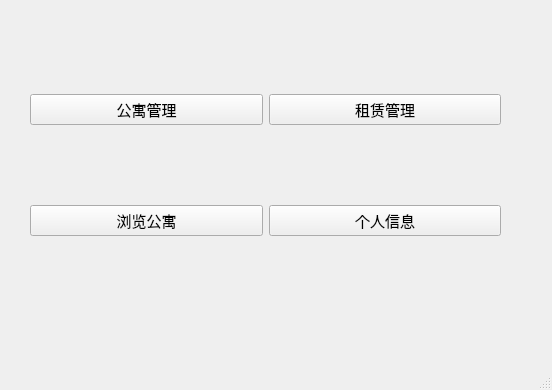
Before: the Qt Designer form mainwindow.ui in Canstie/ApartmentManage, drawn with Qt 5.
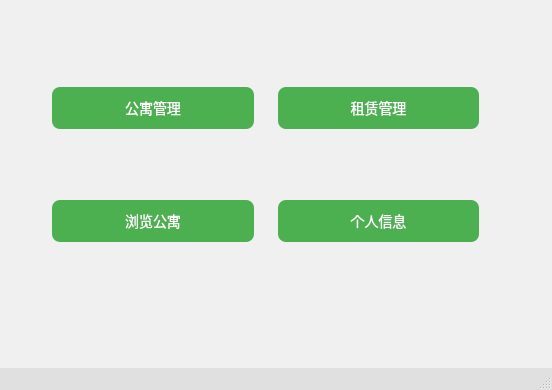
After: the same form once the commit is applied.

Diff of the .ui file:
```diff
--- a/mainwindow.ui
+++ b/mainwindow.ui
@@ -18,6 +18,31 @@
   <property name="windowTitle">
    <string>房主界面</string>
   </property>
+  <property name="styleSheet">
+   <string notr="true">
+    QMainWindow {
+        background-color: #f0f0f0;
+    }
+    QPushButton {
+        background-color: #4CAF50;
+        color: white;
+        border: none;
+        padding: 10px 24px;
+        text-align: center;
+        text-decoration: none;
+        font-size: 14px;
+        margin: 4px 2px;
+        cursor: pointer;
+        border-radius: 8px;
+    }
+    QPushButton:hover {
+        background-color: #45a049;
+    }
+    QStatusBar {
+        background-color: #e0e0e0;
+    }
+   </string>
+  </property>
   <widget class="QWidget" name="centralwidget">
    <widget class="QWidget" name="layoutWidget">
     <property name="geometry">
@@ -34,6 +59,12 @@
      </font>
     </property>
     <layout class="QGridLayout" name="gridLayout">
+     <property name="spacing">
+      <number>20</number>
+     </property>
+     <property name="margin">
+      <number>20</number>
+     </property>
      <item row="1" column="0">
       <widget class="QPushButton" name="pushButton_2">
        <property name="font">
```
